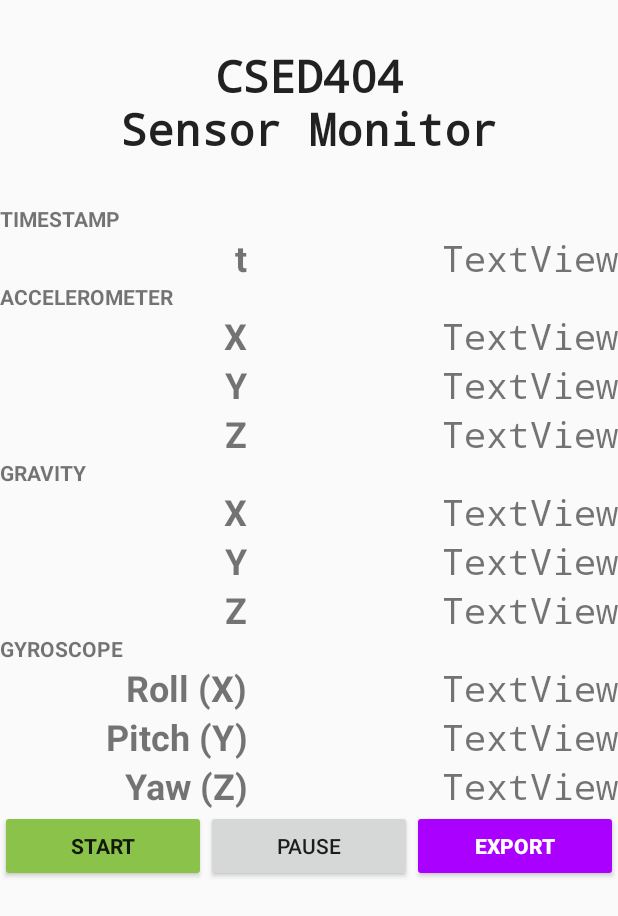
After one commit to Aplace0927/CSED404-Mobile-Ubiquitous-Computing, an Android app built with Jetpack Compose: the layout activity_main.xml on its own in the app's theme, with its tools: preview values and no code run, on a phone screen of 412 x 824 dp. The commit adds this screen. Shown: the top 916 px of the screen. Run offline under Robolectric (Android 15) with nearby library versions, the phone set to English and light mode, and no system bars.

Commit message:
feat(layout): designed UI layout

```diff
--- a/HW1/app/src/main/java/com/csed433/hw1/MainActivity.kt
+++ b/HW1/app/src/main/java/com/csed433/hw1/MainActivity.kt
@@ -11,37 +11,36 @@ import androidx.compose.material3.Text
 import androidx.compose.runtime.Composable
 import androidx.compose.ui.Modifier
 import androidx.compose.ui.tooling.preview.Preview
+import android.hardware.Sensor
+import android.hardware.SensorEvent
+import android.hardware.SensorManager
+import android.hardware.SensorEventListener
+import android.os.Handler
+import android.os.HandlerThread
+import android.widget.Button
+import androidx.annotation.WorkerThread
 import com.csed433.hw1.ui.theme.CSED433HW1SensorMonitorTheme
 
 class MainActivity : ComponentActivity() {
+
+    private lateinit var mSensorManager: SensorManager
+    private lateinit var mAccel: Sensor
+    private var mSensing: Boolean = false
+    private lateinit var mSensorEventListener: SensorEventListener
+    private lateinit var mWorkerThread: HandlerThread
+    private lateinit var mHandlerWorker: Handler
+
+
     override fun onCreate(savedInstanceState: Bundle?) {
         super.onCreate(savedInstanceState)
-        enableEdgeToEdge()
-        setContent {
-            CSED433HW1SensorMonitorTheme {
-                Scaffold(modifier = Modifier.fillMaxSize()) { innerPadding ->
-                    Greeting(
-                        name = "Android",
-                        modifier = Modifier.padding(innerPadding)
-                    )
-                }
-            }
+        mSensorManager = getSystemService(SENSOR_SERVICE) as SensorManager
+        mAccel = mSensorManager.getDefaultSensor(Sensor.TYPE_ACCELEROMETER)
+        mWorkerThread = HandlerThread("Worker Thread")
+        mWorkerThread.start();
+        mHandlerWorker = Handler(mWorkerThread.looper)
+
+        findViewById<Button>(R.id.buttonStartStop).setOnclickListener {
+
         }
     }
 }
-
-@Composable
-fun Greeting(name: String, modifier: Modifier = Modifier) {
-    Text(
-        text = "Hello $name!",
-        modifier = modifier
-    )
-}
-
-@Preview(showBackground = true)
-@Composable
-fun GreetingPreview() {
-    CSED433HW1SensorMonitorTheme {
-        Greeting("Android")
-    }
-}
--- /dev/null
+++ b/HW1/app/src/main/res/layout/activity_main.xml
@@ -0,0 +1,390 @@
+<?xml version="1.0" encoding="utf-8"?>
+<LinearLayout xmlns:android="http://schemas.android.com/apk/res/android"
+    android:layout_width="match_parent"
+    android:layout_height="match_parent"
+    android:orientation="vertical">
+
+    <TextView
+        android:id="@+id/title_text"
+        android:layout_width="match_parent"
+        android:layout_height="wrap_content"
+        android:fontFamily="monospace"
+        android:padding="30dp"
+        android:text="CSED404\nSensor Monitor"
+        android:textAlignment="center"
+        android:textAppearance="@android:style/TextAppearance.Material.Large"
+        android:textSize="30sp"
+        android:textStyle="bold" />
+
+    <TableLayout
+        android:layout_width="match_parent"
+        android:layout_height="wrap_content">
+
+        <TableRow
+            android:layout_width="match_parent"
+            android:layout_height="match_parent">
+
+            <TextView
+                android:id="@+id/time_section_text"
+                android:layout_width="wrap_content"
+                android:layout_height="wrap_content"
+                android:text="TIMESTAMP"
+                android:textStyle="bold" />
+        </TableRow>
+
+        <TableRow
+            android:layout_width="match_parent"
+            android:layout_height="match_parent">
+
+            <TextView
+                android:id="@+id/time_t_label_text"
+                android:layout_width="0dp"
+                android:layout_height="match_parent"
+                android:layout_weight=".40"
+                android:fontFamily="sans-serif"
+                android:text="t"
+                android:textAlignment="textEnd"
+                android:textSize="24sp"
+                android:textStyle="bold" />
+
+            <TextView
+                android:id="@+id/time_t_value_text"
+                android:layout_width="0dp"
+                android:layout_height="match_parent"
+                android:layout_weight=".60"
+                android:fontFamily="monospace"
+                android:text="TextView"
+                android:textAlignment="textEnd"
+                android:textSize="24sp" />
+
+        </TableRow>
+    </TableLayout>
+
+    <TableLayout
+        android:layout_width="match_parent"
+        android:layout_height="wrap_content">
+
+        <TableRow
+            android:layout_width="match_parent"
+            android:layout_height="match_parent">
+
+            <TextView
+                android:id="@+id/accel_section_text"
+                android:layout_width="wrap_content"
+                android:layout_height="wrap_content"
+                android:text="ACCELEROMETER"
+                android:textStyle="bold" />
+        </TableRow>
+
+        <TableRow
+            android:layout_width="match_parent"
+            android:layout_height="match_parent">
+
+            <TextView
+                android:id="@+id/accel_x_label_text"
+                android:layout_width="0dp"
+                android:layout_height="match_parent"
+                android:layout_weight=".40"
+                android:fontFamily="sans-serif"
+                android:text="X"
+                android:textAlignment="textEnd"
+                android:textSize="24sp"
+                android:textStyle="bold" />
+
+            <TextView
+                android:id="@+id/accel_x_value_text"
+                android:layout_width="0dp"
+                android:layout_height="match_parent"
+                android:layout_weight=".60"
+                android:fontFamily="monospace"
+                android:text="TextView"
+                android:textAlignment="textEnd"
+                android:textSize="24sp" />
+
+        </TableRow>
+
+        <TableRow
+            android:layout_width="match_parent"
+            android:layout_height="match_parent">
+
+            <TextView
+                android:id="@+id/accel_y_label_text"
+                android:layout_width="0dp"
+                android:layout_height="match_parent"
+                android:layout_weight=".40"
+                android:fontFamily="sans-serif"
+                android:text="Y"
+                android:textAlignment="textEnd"
+                android:textSize="24sp"
+                android:textStyle="bold" />
+
+            <TextView
+                android:id="@+id/accel_y_value_text"
+                android:layout_width="0dp"
+                android:layout_height="match_parent"
+                android:layout_weight=".60"
+                android:fontFamily="monospace"
+                android:text="TextView"
+                android:textAlignment="textEnd"
+                android:textSize="24sp" />
+
+        </TableRow>
+
+        <TableRow
+            android:layout_width="match_parent"
+            android:layout_height="match_parent">
+
+            <TextView
+                android:id="@+id/accel_z_label_text"
+                android:layout_width="0dp"
+                android:layout_height="match_parent"
+                android:layout_weight=".40"
+                android:fontFamily="sans-serif"
+                android:text="Z"
+                android:textAlignment="textEnd"
+                android:textSize="24sp"
+                android:textStyle="bold" />
+
+            <TextView
+                android:id="@+id/accel_z_value_text"
+                android:layout_width="0dp"
+                android:layout_height="match_parent"
+                android:layout_weight=".60"
+                android:fontFamily="monospace"
+                android:text="TextView"
+                android:textAlignment="textEnd"
+                android:textSize="24sp" />
+
+        </TableRow>
+    </TableLayout>
+
+    <TableLayout
+        android:layout_width="match_parent"
+        android:layout_height="wrap_content">
+
+        <TableRow
+            android:layout_width="match_parent"
+            android:layout_height="match_parent">
+
+            <TextView
+                android:id="@+id/gravity_section_text"
+                android:layout_width="wrap_content"
+                android:layout_height="wrap_content"
+                android:text="GRAVITY"
+                android:textStyle="bold" />
+        </TableRow>
+
+        <TableRow
+            android:layout_width="match_parent"
+            android:layout_height="match_parent">
+
+            <TextView
+                android:id="@+id/gravity_x_label_text"
+                android:layout_width="0dp"
+                android:layout_height="match_parent"
+                android:layout_weight=".40"
+                android:fontFamily="sans-serif"
+                android:text="X"
+                android:textAlignment="textEnd"
+                android:textSize="24sp"
+                android:textStyle="bold" />
+
+            <TextView
+                android:id="@+id/gravity_x_value_text"
+                android:layout_width="0dp"
+                android:layout_height="match_parent"
+                android:layout_weight=".60"
+                android:fontFamily="monospace"
+                android:text="TextView"
+                android:textAlignment="textEnd"
+                android:textSize="24sp" />
+
+        </TableRow>
+
+        <TableRow
+            android:layout_width="match_parent"
+            android:layout_height="match_parent">
+
+            <TextView
+                android:id="@+id/gravity_y_label_text"
+                android:layout_width="0dp"
+                android:layout_height="match_parent"
+                android:layout_weight=".40"
+                android:fontFamily="sans-serif"
+                android:text="Y"
+                android:textAlignment="textEnd"
+                android:textSize="24sp"
+                android:textStyle="bold" />
+
+            <TextView
+                android:id="@+id/gravity_y_value_text"
+                android:layout_width="0dp"
+                android:layout_height="match_parent"
+                android:layout_weight=".60"
+                android:fontFamily="monospace"
+                android:text="TextView"
+                android:textAlignment="textEnd"
+                android:textSize="24sp" />
+
+        </TableRow>
+
+        <TableRow
+            android:layout_width="match_parent"
+            android:layout_height="match_parent">
+
+            <TextView
+                android:id="@+id/gravity_z_label_text"
+                android:layout_width="0dp"
+                android:layout_height="match_parent"
+                android:layout_weight=".40"
+                android:fontFamily="sans-serif"
+                android:text="Z"
+                android:textAlignment="textEnd"
+                android:textSize="24sp"
+                android:textStyle="bold" />
+
+            <TextView
+                android:id="@+id/gravity_z_value_text"
+                android:layout_width="0dp"
+                android:layout_height="match_parent"
+                android:layout_weight=".60"
+                android:fontFamily="monospace"
+                android:text="TextView"
+                android:textAlignment="textEnd"
+                android:textSize="24sp" />
+
+        </TableRow>
+    </TableLayout>
+
+    <TableLayout
+        android:layout_width="match_parent"
+        android:layout_height="wrap_content">
+
+        <TableRow
+            android:layout_width="match_parent"
+            android:layout_height="match_parent">
+
+            <TextView
+                android:id="@+id/gyro_section_text"
+                android:layout_width="wrap_content"
+                android:layout_height="wrap_content"
+                android:text="GYROSCOPE"
+                android:textStyle="bold" />
+        </TableRow>
+
+        <TableRow
+            android:layout_width="match_parent"
+            android:layout_height="match_parent">
+
+            <TextView
+                android:id="@+id/gyro_x_label_text"
+                android:layout_width="0dp"
+                android:layout_height="match_parent"
+                android:layout_weight=".40"
+                android:fontFamily="sans-serif"
+                android:text="Roll (X)"
+                android:textAlignment="textEnd"
+                android:textSize="24sp"
+                android:textStyle="bold" />
+
+            <TextView
+                android:id="@+id/gyro_x_value_text"
+                android:layout_width="0dp"
+                android:layout_height="match_parent"
+                android:layout_weight=".60"
+                android:fontFamily="monospace"
+                android:text="TextView"
+                android:textAlignment="textEnd"
+                android:textSize="24sp" />
+
+        </TableRow>
+
+        <TableRow
+            android:layout_width="match_parent"
+            android:layout_height="match_parent">
+
+            <TextView
+                android:id="@+id/gyro_y_label_text"
+                android:layout_width="0dp"
+                android:layout_height="match_parent"
+                android:layout_weight=".40"
+                android:fontFamily="sans-serif"
+                android:text="Pitch (Y)"
+                android:textAlignment="textEnd"
+                android:textSize="24sp"
+                android:textStyle="bold" />
+
+            <TextView
+                android:id="@+id/gyro_y_value_text"
+                android:layout_width="0dp"
+                android:layout_height="match_parent"
+                android:layout_weight=".60"
+                android:fontFamily="monospace"
+                android:text="TextView"
+                android:textAlignment="textEnd"
+                android:textSize="24sp" />
+
+        </TableRow>
+
+        <TableRow
+            android:layout_width="match_parent"
+            android:layout_height="match_parent">
+
+            <TextView
+                android:id="@+id/gyro_z_label_text"
+                android:layout_width="0dp"
+                android:layout_height="match_parent"
+                android:layout_weight=".40"
+                android:fontFamily="sans-serif"
+                android:text="Yaw (Z)"
+                android:textAlignment="textEnd"
+                android:textSize="24sp"
+                android:textStyle="bold" />
+
+            <TextView
+                android:id="@+id/gyro_z_value_text"
+                android:layout_width="0dp"
+                android:layout_height="match_parent"
+                android:layout_weight=".60"
+                android:fontFamily="monospace"
+                android:text="TextView"
+                android:textAlignment="textEnd"
+                android:textSize="24sp" />
+
+        </TableRow>
+    </TableLayout>
+
+    <LinearLayout
+        android:layout_width="match_parent"
+        android:layout_height="match_parent"
+        android:orientation="horizontal">
+
+        <Button
+            android:id="@+id/start_stop_btn"
+            android:layout_width="wrap_content"
+            android:layout_height="wrap_content"
+            android:layout_weight="1"
+            android:backgroundTint="#8BC34A"
+            android:fontFamily="sans-serif"
+            android:text="START"
+            android:textStyle="bold" />
+
+        <Button
+            android:id="@+id/pause_resume_btn"
+            android:layout_width="wrap_content"
+            android:layout_height="wrap_content"
+            android:layout_weight="1"
+            android:text="PAUSE" />
+
+        <Button
+            android:id="@+id/export_btn"
+            android:layout_width="wrap_content"
+            android:layout_height="wrap_content"
+            android:layout_weight="1"
+            android:backgroundTint="#AA00FF"
+            android:text="EXPORT"
+            android:textColor="@color/white"
+            android:textStyle="bold" />
+    </LinearLayout>
+
+</LinearLayout>
```
